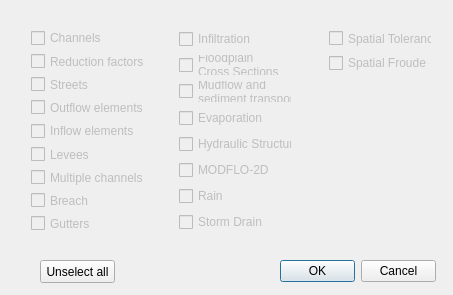
First picture: the form in flo2d/ui/components.ui, repository FLO-2DSoftware/qgis-flo-2d-plugin, before the edit.
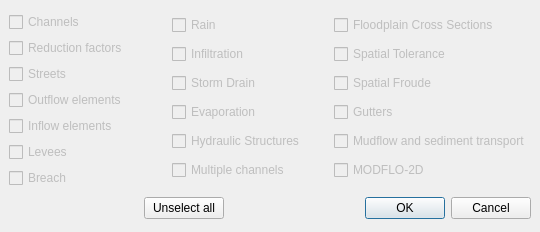
Second picture: the form after the edit.

Commit message: All changes to breach and mult channels, and many messages

The edit to the form file:
```diff
--- a/flo2d/ui/components.ui
+++ b/flo2d/ui/components.ui
@@ -6,8 +6,8 @@
    <rect>
     <x>0</x>
     <y>0</y>
-    <width>453</width>
-    <height>295</height>
+    <width>540</width>
+    <height>232</height>
    </rect>
   </property>
   <property name="sizePolicy">
@@ -22,148 +22,10 @@
   <property name="modal">
    <bool>true</bool>
   </property>
-  <widget class="QDialogButtonBox" name="components_buttonBox">
-   <property name="geometry">
-    <rect>
-     <x>280</x>
-     <y>260</y>
-     <width>156</width>
-     <height>23</height>
-    </rect>
-   </property>
-   <property name="standardButtons">
-    <set>QDialogButtonBox::Cancel|QDialogButtonBox::Ok</set>
-   </property>
-  </widget>
-  <widget class="QWidget" name="layoutWidget">
-   <property name="geometry">
-    <rect>
-     <x>170</x>
-     <y>20</y>
-     <width>131</width>
-     <height>221</height>
-    </rect>
-   </property>
+  <layout class="QGridLayout" name="gridLayout_5">
+   <item row="0" column="0">
    <layout class="QGridLayout" name="gridLayout">
     <item row="0" column="0">
-     <widget class="QCheckBox" name="infiltration_chbox">
-      <property name="enabled">
-       <bool>false</bool>
-      </property>
-      <property name="text">
-       <string>Infiltration</string>
-      </property>
-      <property name="checked">
-       <bool>false</bool>
-      </property>
-     </widget>
-    </item>
-    <item row="1" column="0">
-     <widget class="QCheckBox" name="floodplain_xs_chbox">
-      <property name="enabled">
-       <bool>false</bool>
-      </property>
-      <property name="text">
-       <string>Floodplain
-Cross Sections</string>
-      </property>
-      <property name="checked">
-       <bool>false</bool>
-      </property>
-     </widget>
-    </item>
-    <item row="2" column="0">
-     <widget class="QCheckBox" name="mud_and_sed_chbox">
-      <property name="enabled">
-       <bool>false</bool>
-      </property>
-      <property name="text">
-       <string>Mudflow and 
-sediment transport</string>
-      </property>
-      <property name="checked">
-       <bool>false</bool>
-      </property>
-     </widget>
-    </item>
-    <item row="3" column="0">
-     <widget class="QCheckBox" name="evaporation_chbox">
-      <property name="enabled">
-       <bool>false</bool>
-      </property>
-      <property name="text">
-       <string>Evaporation</string>
-      </property>
-      <property name="checked">
-       <bool>false</bool>
-      </property>
-     </widget>
-    </item>
-    <item row="4" column="0">
-     <widget class="QCheckBox" name="hydr_struct_chbox">
-      <property name="enabled">
-       <bool>false</bool>
-      </property>
-      <property name="text">
-       <string>Hydraulic Structures</string>
-      </property>
-      <property name="checked">
-       <bool>false</bool>
-      </property>
-     </widget>
-    </item>
-    <item row="5" column="0">
-     <widget class="QCheckBox" name="mudflo_chbox">
-      <property name="enabled">
-       <bool>false</bool>
-      </property>
-      <property name="text">
-       <string>MODFLO-2D</string>
-      </property>
-      <property name="checked">
-       <bool>false</bool>
-      </property>
-     </widget>
-    </item>
-    <item row="6" column="0">
-     <widget class="QCheckBox" name="rain_chbox">
-      <property name="enabled">
-       <bool>false</bool>
-      </property>
-      <property name="text">
-       <string>Rain</string>
-      </property>
-      <property name="checked">
-       <bool>false</bool>
-      </property>
-     </widget>
-    </item>
-    <item row="7" column="0">
-     <widget class="QCheckBox" name="storm_drain_chbox">
-      <property name="enabled">
-       <bool>false</bool>
-      </property>
-      <property name="text">
-       <string>Storm Drain</string>
-      </property>
-      <property name="checked">
-       <bool>false</bool>
-      </property>
-     </widget>
-    </item>
-   </layout>
-  </widget>
-  <widget class="QWidget" name="layoutWidget">
-   <property name="geometry">
-    <rect>
-     <x>22</x>
-     <y>20</y>
-     <width>131</width>
-     <height>221</height>
-    </rect>
-   </property>
-   <layout class="QGridLayout" name="gridLayout_2">
-    <item row="0" column="0">
      <widget class="QCheckBox" name="channels_chbox">
       <property name="enabled">
        <bool>false</bool>
@@ -242,19 +104,6 @@
      </widget>
     </item>
     <item row="6" column="0">
-     <widget class="QCheckBox" name="multiple_channels_chbox">
-      <property name="enabled">
-       <bool>false</bool>
-      </property>
-      <property name="text">
-       <string>Multiple channels</string>
-      </property>
-      <property name="checked">
-       <bool>false</bool>
-      </property>
-     </widget>
-    </item>
-    <item row="7" column="0">
      <widget class="QCheckBox" name="breach_chbox">
       <property name="enabled">
        <bool>false</bool>
@@ -267,32 +116,106 @@
       </property>
      </widget>
     </item>
-    <item row="8" column="0">
-     <widget class="QCheckBox" name="gutters_chbox">
+    </layout>
+   </item>
+   <item row="0" column="1">
+    <layout class="QGridLayout" name="gridLayout_2">
+     <item row="0" column="0">
+      <widget class="QCheckBox" name="rain_chbox">
       <property name="enabled">
        <bool>false</bool>
       </property>
       <property name="text">
-       <string>Gutters</string>
+        <string>Rain</string>
       </property>
       <property name="checked">
        <bool>false</bool>
       </property>
      </widget>
     </item>
-   </layout>
-  </widget>
-  <widget class="QWidget" name="layoutWidget">
-   <property name="geometry">
-    <rect>
-     <x>320</x>
-     <y>20</y>
-     <width>121</width>
-     <height>61</height>
-    </rect>
-   </property>
+     <item row="1" column="0">
+      <widget class="QCheckBox" name="infiltration_chbox">
+       <property name="enabled">
+        <bool>false</bool>
+       </property>
+       <property name="text">
+        <string>Infiltration</string>
+       </property>
+       <property name="checked">
+        <bool>false</bool>
+       </property>
+      </widget>
+     </item>
+     <item row="2" column="0">
+      <widget class="QCheckBox" name="storm_drain_chbox">
+       <property name="enabled">
+        <bool>false</bool>
+       </property>
+       <property name="text">
+        <string>Storm Drain</string>
+       </property>
+       <property name="checked">
+        <bool>false</bool>
+       </property>
+      </widget>
+     </item>
+     <item row="3" column="0">
+      <widget class="QCheckBox" name="evaporation_chbox">
+       <property name="enabled">
+        <bool>false</bool>
+       </property>
+       <property name="text">
+        <string>Evaporation</string>
+       </property>
+       <property name="checked">
+        <bool>false</bool>
+       </property>
+      </widget>
+     </item>
+     <item row="4" column="0">
+      <widget class="QCheckBox" name="hydr_struct_chbox">
+       <property name="enabled">
+        <bool>false</bool>
+       </property>
+       <property name="text">
+        <string>Hydraulic Structures</string>
+       </property>
+       <property name="checked">
+        <bool>false</bool>
+       </property>
+      </widget>
+     </item>
+     <item row="5" column="0">
+      <widget class="QCheckBox" name="multiple_channels_chbox">
+       <property name="enabled">
+        <bool>false</bool>
+       </property>
+       <property name="text">
+        <string>Multiple channels</string>
+       </property>
+       <property name="checked">
+        <bool>false</bool>
+       </property>
+      </widget>
+     </item>
+    </layout>
+   </item>
+   <item row="0" column="2">
    <layout class="QGridLayout" name="gridLayout_3">
     <item row="0" column="0">
+      <widget class="QCheckBox" name="floodplain_xs_chbox">
+       <property name="enabled">
+        <bool>false</bool>
+       </property>
+       <property name="text">
+        <string>Floodplain Cross Sections</string>
+       </property>
+       <property name="checked">
+        <bool>false</bool>
+       </property>
+      </widget>
+     </item>
+     <item row="1" column="0">
      <widget class="QCheckBox" name="spatial_tolerance_chbox">
       <property name="enabled">
        <bool>false</bool>
@@ -305,7 +228,7 @@
       </property>
      </widget>
     </item>
-    <item row="1" column="0">
+     <item row="2" column="0">
      <widget class="QCheckBox" name="spatial_froude_chbox">
       <property name="enabled">
        <bool>false</bool>
@@ -318,21 +241,92 @@
       </property>
      </widget>
     </item>
-   </layout>
-  </widget>
+     <item row="3" column="0">
+      <widget class="QCheckBox" name="gutters_chbox">
+       <property name="enabled">
+        <bool>false</bool>
+       </property>
+       <property name="text">
+        <string>Gutters</string>
+       </property>
+       <property name="checked">
+        <bool>false</bool>
+       </property>
+      </widget>
+     </item>
+     <item row="4" column="0">
+      <widget class="QCheckBox" name="mud_and_sed_chbox">
+       <property name="enabled">
+        <bool>false</bool>
+       </property>
+       <property name="text">
+        <string>Mudflow and sediment transport</string>
+       </property>
+       <property name="checked">
+        <bool>false</bool>
+       </property>
+      </widget>
+     </item>
+     <item row="5" column="0">
+      <widget class="QCheckBox" name="mudflo_chbox">
+       <property name="enabled">
+        <bool>false</bool>
+       </property>
+       <property name="text">
+        <string>MODFLO-2D</string>
+       </property>
+       <property name="checked">
+        <bool>false</bool>
+       </property>
+      </widget>
+     </item>
+    </layout>
+   </item>
+   <item row="1" column="0" colspan="3">
+    <layout class="QGridLayout" name="gridLayout_4">
+     <item row="0" column="0">
+      <spacer name="horizontalSpacer">
+       <property name="orientation">
+        <enum>Qt::Horizontal</enum>
+       </property>
+       <property name="sizeHint" stdset="0">
+        <size>
+         <width>58</width>
+         <height>20</height>
+        </size>
+       </property>
+      </spacer>
+     </item>
+     <item row="0" column="1">
   <widget class="QPushButton" name="unselect_all_btn">
-   <property name="geometry">
-    <rect>
-     <x>40</x>
-     <y>260</y>
-     <width>75</width>
-     <height>23</height>
-    </rect>
-   </property>
    <property name="text">
     <string>Unselect all</string>
    </property>
   </widget>
+     </item>
+     <item row="0" column="2">
+      <spacer name="horizontalSpacer_2">
+       <property name="orientation">
+        <enum>Qt::Horizontal</enum>
+       </property>
+       <property name="sizeHint" stdset="0">
+        <size>
+         <width>58</width>
+         <height>20</height>
+        </size>
+       </property>
+      </spacer>
+     </item>
+     <item row="0" column="3">
+      <widget class="QDialogButtonBox" name="components_buttonBox">
+       <property name="standardButtons">
+        <set>QDialogButtonBox::Cancel|QDialogButtonBox::Ok</set>
+       </property>
+      </widget>
+     </item>
+    </layout>
+   </item>
+  </layout>
  </widget>
  <layoutdefault spacing="6" margin="9"/>
  <resources/>
```
Lines whose indentation alone changed are shown as unchanged. The commit also changes 38 other files.
